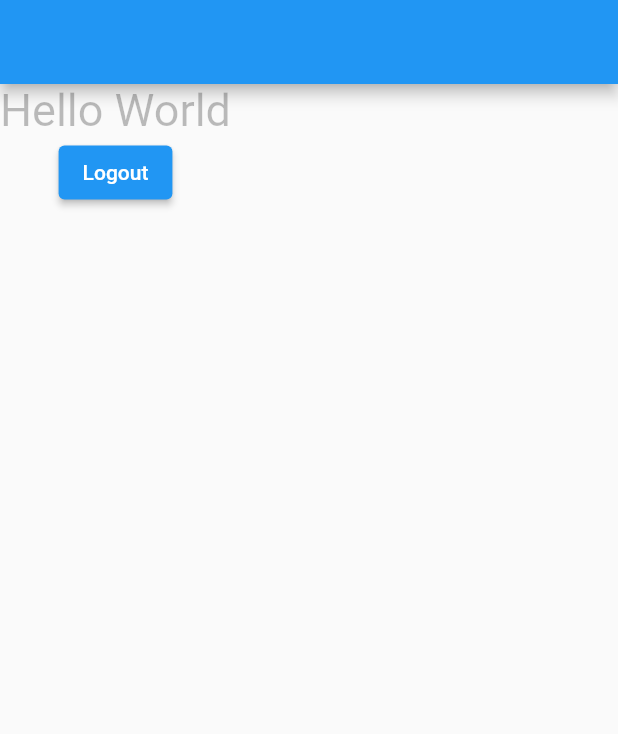
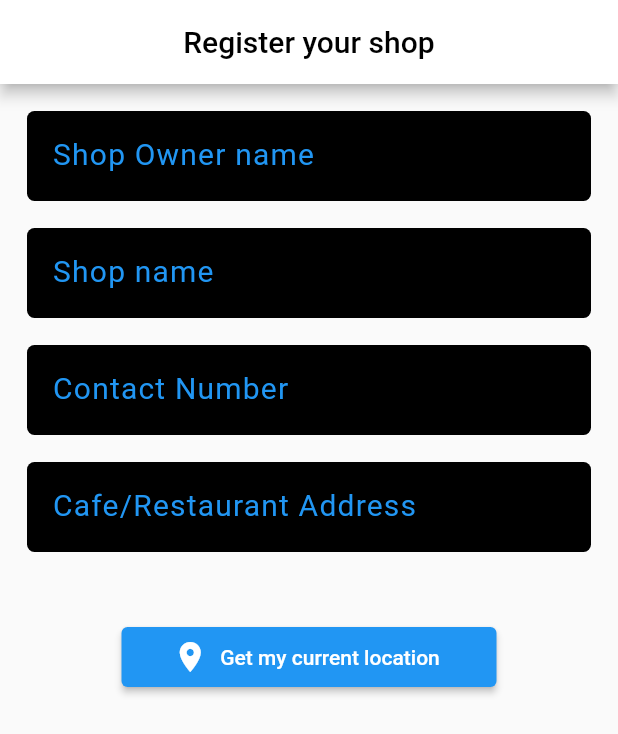
Before and after one commit to Shebin-PR/Seller_App, a Flutter app: the HomeScreen screen opened directly, on a phone screen of 412 x 824 dp. Shown: the top 734 px of the screen. Run offline on Flutter 3.47's test engine with Material 2 defaults, Android fonts, the light colour scheme and no system bars; our stand-ins replace firebase_auth, firebase_core, get, pin_input_text_field, shared_preferences; accounts and stored records are empty.

Commit message:
registration_page

```diff
--- a/lib/Screens/homescreen.dart
+++ b/lib/Screens/homescreen.dart
@@ -15,21 +15,144 @@ class _HomeScreenState extends State<HomeScreen> {
   Widget build(BuildContext context) {
     return SafeArea(
       child: Scaffold(
-        appBar: AppBar(),
+        appBar: AppBar(
+          backgroundColor: Colors.white,
+          title: const Text(
+            "Register your shop",
+            style: TextStyle(color: Colors.black),
+          ),
+          centerTitle: true,
+        ),
         body: SingleChildScrollView(
           child: Column(
             children: [
-              const Text(
-                "Hello World",
-                style: TextStyle(fontSize: 30, color: Colors.black26),
+              Padding(
+                padding: const EdgeInsets.only(top: 18, left: 18, right: 18),
+                child: Container(
+                  height: 60,
+                  decoration: BoxDecoration(
+                    color: Colors.black,
+                    borderRadius: BorderRadius.circular(5),
+                  ),
+                  child: Padding(
+                    padding: const EdgeInsets.all(5.0),
+                    child: TextFormField(
+                      style: const TextStyle(
+                        color: Colors.white,
+                        letterSpacing: 0.8,
+                        fontSize: 16,
+                      ),
+                      decoration: InputDecoration(
+                        label: const Text(
+                          "Shop Owner name",
+                          style: TextStyle(color: Colors.blue, fontSize: 20),
+                        ),
+                        border: OutlineInputBorder(
+                          borderRadius: BorderRadius.circular(5),
+                        ),
+                      ),
+                    ),
+                  ),
+                ),
               ),
-              ElevatedButton(
-                onPressed: () async {
-                  await _auth.signOut();
-                  // ignore: use_build_context_synchronously
-                  Navigator.pop(context);
-                },
-                child: const Text("Logout"),
+              Padding(
+                padding: const EdgeInsets.only(top: 18, left: 18, right: 18),
+                child: Container(
+                  height: 60,
+                  decoration: BoxDecoration(
+                    color: Colors.black,
+                    borderRadius: BorderRadius.circular(5),
+                  ),
+                  child: Padding(
+                    padding: const EdgeInsets.all(5.0),
+                    child: TextFormField(
+                      style: const TextStyle(
+                        color: Colors.white,
+                        letterSpacing: 0.8,
+                        fontSize: 16,
+                      ),
+                      decoration: InputDecoration(
+                        label: const Text(
+                          "Shop name",
+                          style: TextStyle(color: Colors.blue, fontSize: 20),
+                        ),
+                        border: OutlineInputBorder(
+                          borderRadius: BorderRadius.circular(5),
+                        ),
+                      ),
+                    ),
+                  ),
+                ),
+              ),
+              Padding(
+                padding: const EdgeInsets.only(top: 18, left: 18, right: 18),
+                child: Container(
+                  height: 60,
+                  decoration: BoxDecoration(
+                    color: Colors.black,
+                    borderRadius: BorderRadius.circular(5),
+                  ),
+                  child: Padding(
+                    padding: const EdgeInsets.all(5.0),
+                    child: TextFormField(
+                      style: const TextStyle(
+                        color: Colors.white,
+                        letterSpacing: 0.8,
+                        fontSize: 16,
+                      ),
+                      decoration: InputDecoration(
+                        label: const Text(
+                          "Contact Number",
+                          style: TextStyle(color: Colors.blue, fontSize: 20),
+                        ),
+                        border: OutlineInputBorder(
+                          borderRadius: BorderRadius.circular(5),
+                        ),
+                      ),
+                    ),
+                  ),
+                ),
+              ),
+              Padding(
+                padding: const EdgeInsets.only(top: 18, left: 18, right: 18),
+                child: Container(
+                  height: 60,
+                  decoration: BoxDecoration(
+                    color: Colors.black,
+                    borderRadius: BorderRadius.circular(5),
+                  ),
+                  child: Padding(
+                    padding: const EdgeInsets.all(5.0),
+                    child: TextFormField(
+                      style: const TextStyle(
+                        color: Colors.white,
+                        letterSpacing: 0.8,
+                        fontSize: 16,
+                      ),
+                      decoration: InputDecoration(
+                        label: const Text(
+                          "Cafe/Restaurant Address",
+                          style: TextStyle(color: Colors.blue, fontSize: 20),
+                        ),
+                        border: OutlineInputBorder(
+                          borderRadius: BorderRadius.circular(5),
+                        ),
+                      ),
+                    ),
+                  ),
+                ),
+              ),
+              const SizedBox(
+                height: 50,
+              ),
+              SizedBox(
+                width: 250,
+                height: 40,
+                child: ElevatedButton.icon(
+                  onPressed: () {},
+                  icon: const Icon(Icons.location_on),
+                  label: const Text("Get my current location"),
+                ),
               )
             ],
           ),
@@ -38,3 +161,26 @@ class _HomeScreenState extends State<HomeScreen> {
     );
   }
 }
+
+
+
+
+
+
+
+
+
+
+
+
+
+
+
+/////////////////// logout ////////////////////
+//                  ElevatedButton(
+//                 onPressed: () async {
+//                   await _auth.signOut();
+//                   Navigator.pop(context);
+//                 },
+//                 child: const Text("Logout"),
+//               )
```
